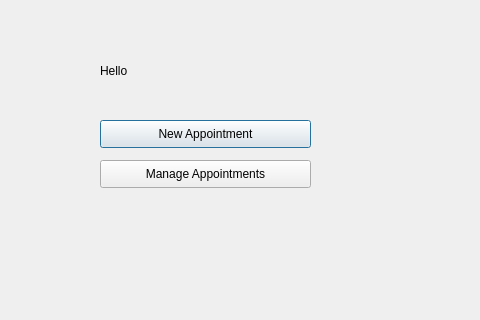
Vishwanath98/Visionary, file Patient_home_page.ui: the form before one commit; both pictures show x 0 to 480 and y 0 to 320 of the 1124 by 842 pixel window.
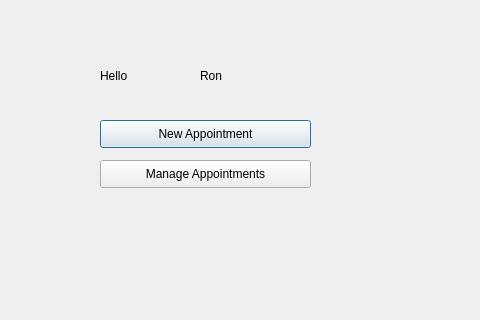
The form after the commit.

Patch:
```diff
--- a/Patient_home_page.ui
+++ b/Patient_home_page.ui
@@ -43,11 +43,20 @@
    <property name="geometry">
     <rect>
      <x>100</x>
-     <y>55</y>
-     <width>61</width>
+     <y>60</y>
+     <width>91</width>
      <height>31</height>
     </rect>
    </property>
+   <property name="maximumSize">
+    <size>
+     <width>16777215</width>
+     <height>31</height>
+    </size>
+   </property>
+   <property name="styleSheet">
+    <string notr="true">font: 22pt &quot;MS Shell Dlg 2&quot;;</string>
+   </property>
    <property name="text">
     <string>Hello</string>
    </property>
@@ -55,14 +64,17 @@
   <widget class="QLabel" name="u_name">
    <property name="geometry">
     <rect>
-     <x>160</x>
-     <y>60</y>
-     <width>55</width>
-     <height>16</height>
+     <x>200</x>
+     <y>50</y>
+     <width>91</width>
+     <height>51</height>
     </rect>
    </property>
+   <property name="styleSheet">
+    <string notr="true">font: 75 24pt &quot;MS Shell Dlg 2&quot;;</string>
+   </property>
    <property name="text">
-    <string/>
+    <string>Ron</string>
    </property>
   </widget>
  </widget>
```
